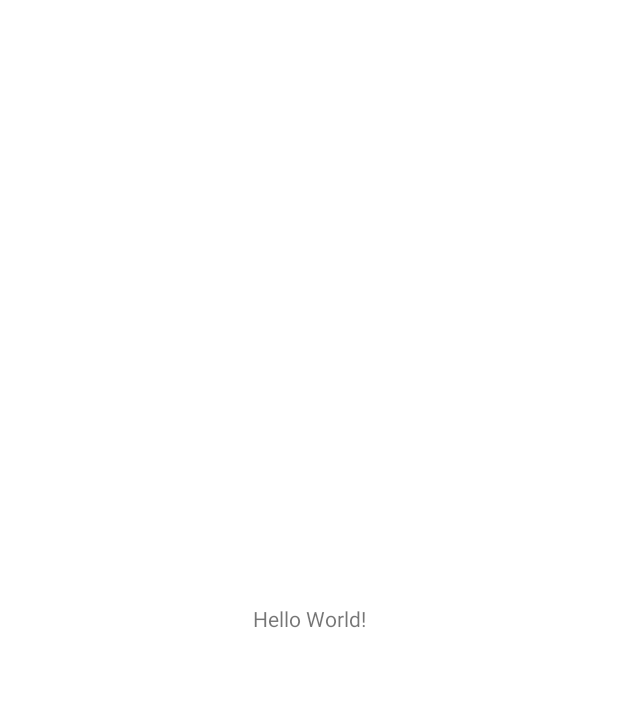
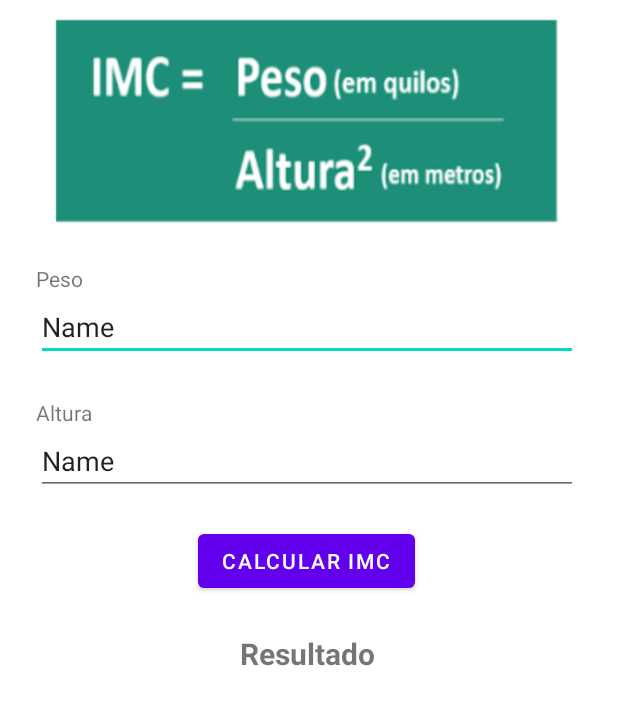
Before and after one commit to BrunoCesarAngst/IMCpoo, an Android app: the screen it shows after launch (MainActivity), on a phone screen of 412 x 824 dp. Before the commit the part shown is almost empty. Shown: the top 705 px of the screen. Run offline under Robolectric (Android 15) with nearby library versions, the phone set to English and light mode, and no system bars.

Commit message:
Tela app

```diff
--- a/app/src/main/res/layout/activity_main.xml
+++ b/app/src/main/res/layout/activity_main.xml
@@ -1,18 +1,108 @@
 <?xml version="1.0" encoding="utf-8"?>
-<androidx.constraintlayout.widget.ConstraintLayout xmlns:android="http://schemas.android.com/apk/res/android"
+<ScrollView
+    xmlns:android="http://schemas.android.com/apk/res/android"
     xmlns:app="http://schemas.android.com/apk/res-auto"
     xmlns:tools="http://schemas.android.com/tools"
-    android:layout_width="match_parent"
-    android:layout_height="match_parent"
-    tools:context=".MainActivity">
+    android:layout_width="409dp"
+    android:layout_height="729dp"
+    tools:layout_editor_absoluteX="1dp"
+    tools:layout_editor_absoluteY="1dp"
+    android:fillViewport="true"
+    >
 
-    <TextView
-        android:layout_width="wrap_content"
+    <androidx.constraintlayout.widget.ConstraintLayout
+        android:layout_width="match_parent"
         android:layout_height="wrap_content"
-        android:text="Hello World!"
-        app:layout_constraintBottom_toBottomOf="parent"
-        app:layout_constraintLeft_toLeftOf="parent"
-        app:layout_constraintRight_toRightOf="parent"
-        app:layout_constraintTop_toTopOf="parent" />
+        tools:context=".MainActivity">
 
-</androidx.constraintlayout.widget.ConstraintLayout>
+        <TextView
+            android:id="@+id/labelAltura"
+            android:layout_width="0dp"
+            android:layout_height="wrap_content"
+            android:layout_marginStart="24dp"
+            android:layout_marginEnd="24dp"
+            android:text="Peso"
+            app:layout_constraintBottom_toTopOf="@+id/altura"
+            app:layout_constraintEnd_toEndOf="parent"
+            app:layout_constraintHorizontal_bias="0.0"
+            app:layout_constraintStart_toStartOf="parent" />
+
+        <EditText
+            android:id="@+id/altura"
+            android:layout_width="0dp"
+            android:layout_height="wrap_content"
+            android:layout_marginStart="24dp"
+            android:layout_marginTop="32dp"
+            android:layout_marginEnd="24dp"
+            android:ems="10"
+            android:inputType="numberDecimal"
+            android:text="Name"
+            app:layout_constraintEnd_toEndOf="parent"
+            app:layout_constraintHorizontal_bias="0.0"
+            app:layout_constraintStart_toStartOf="parent"
+            app:layout_constraintTop_toBottomOf="@+id/imageView" />
+
+        <TextView
+            android:id="@+id/labelPeso"
+            android:layout_width="0dp"
+            android:layout_height="wrap_content"
+            android:layout_marginStart="24dp"
+            android:layout_marginEnd="24dp"
+            android:text="Altura"
+            app:layout_constraintBottom_toTopOf="@+id/peso"
+            app:layout_constraintEnd_toEndOf="parent"
+            app:layout_constraintStart_toStartOf="parent" />
+
+        <EditText
+            android:id="@+id/peso"
+            android:layout_width="0dp"
+            android:layout_height="wrap_content"
+            android:layout_marginStart="24dp"
+            android:layout_marginTop="44dp"
+            android:layout_marginEnd="24dp"
+            android:ems="10"
+            android:inputType="numberDecimal"
+            android:text="Name"
+            app:layout_constraintEnd_toEndOf="parent"
+            app:layout_constraintHorizontal_bias="0.0"
+            app:layout_constraintStart_toStartOf="parent"
+            app:layout_constraintTop_toBottomOf="@+id/altura" />
+
+        <Button
+            android:id="@+id/bntCalcular"
+            android:layout_width="wrap_content"
+            android:layout_height="wrap_content"
+            android:layout_marginTop="20dp"
+            android:text="Calcular IMC"
+            app:layout_constraintEnd_toEndOf="parent"
+            app:layout_constraintHorizontal_bias="0.498"
+            app:layout_constraintStart_toStartOf="parent"
+            app:layout_constraintTop_toBottomOf="@+id/peso" />
+
+        <TextView
+            android:id="@+id/textView"
+            android:layout_width="0dp"
+            android:layout_height="wrap_content"
+            android:layout_marginStart="24dp"
+            android:layout_marginTop="24dp"
+            android:layout_marginEnd="24dp"
+            android:text="Resultado"
+            android:textAlignment="center"
+            android:textSize="20sp"
+            android:textStyle="bold"
+            app:layout_constraintEnd_toEndOf="parent"
+            app:layout_constraintHorizontal_bias="0.0"
+            app:layout_constraintStart_toStartOf="parent"
+            app:layout_constraintTop_toBottomOf="@+id/bntCalcular" />
+
+        <ImageView
+            android:id="@+id/imageView"
+            android:layout_width="343dp"
+            android:layout_height="163dp"
+            app:layout_constraintEnd_toEndOf="parent"
+            app:layout_constraintStart_toStartOf="parent"
+            app:layout_constraintTop_toTopOf="parent"
+            app:srcCompat="@drawable/imc" />
+
+    </androidx.constraintlayout.widget.ConstraintLayout>
+</ScrollView>
```
Also changed, not shown: app/src/main/res/drawable/imc.png (added).
